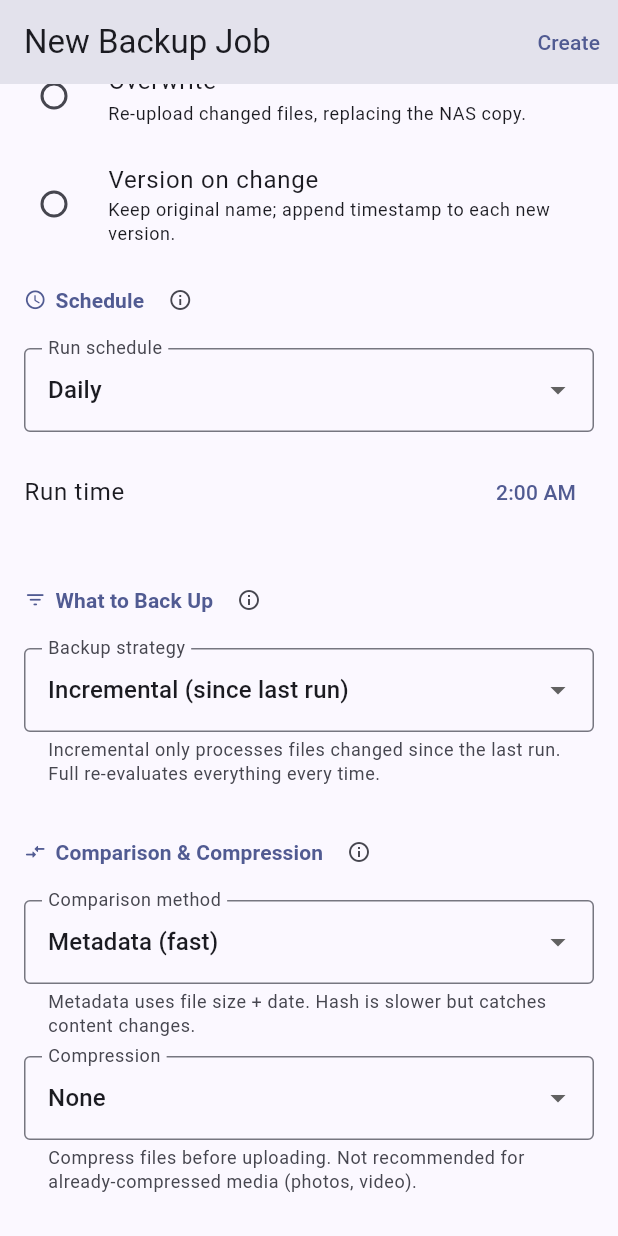
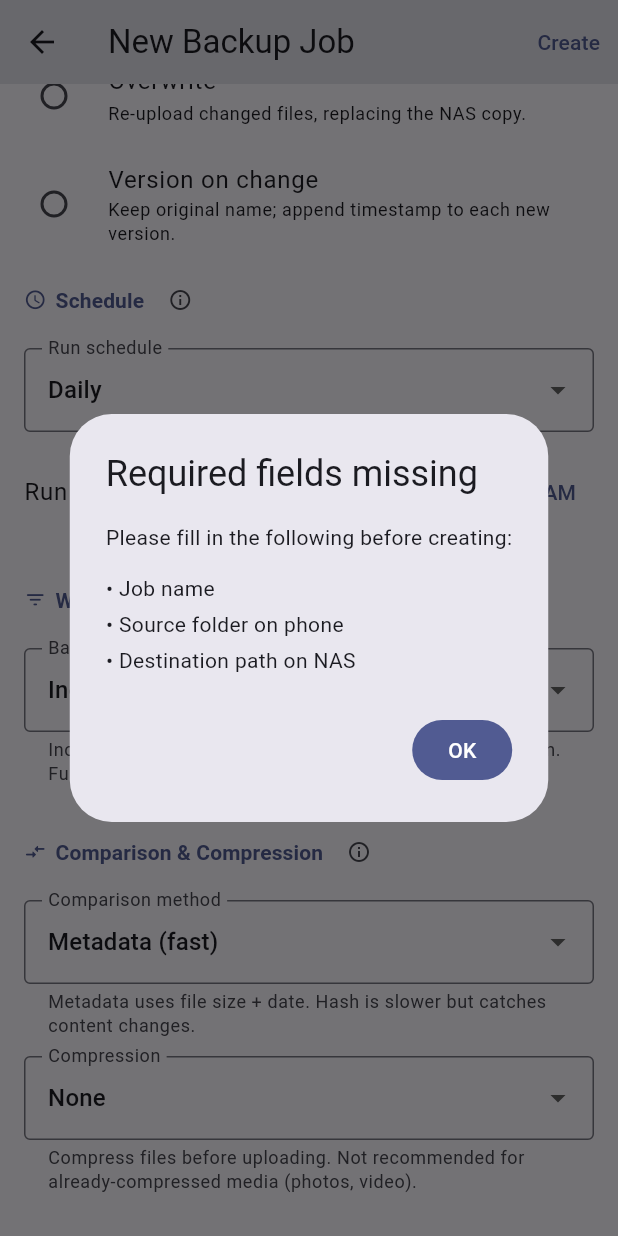
Before and after one commit to clipclapclop/backup_of_record, a Flutter app: the JobCreateScreen screen opened by its route, scrolled down 608 dp, after a tap on "Create", on a phone screen of 412 x 824 dp. Run offline on Flutter 3.47's test engine with Material 3 defaults, Android fonts, the phone set to English and light mode, and no system bars; our stand-ins replace drift, drift_flutter, file_picker, flutter_local_notifications, flutter_riverpod, flutter_secure_storage and 1 more; missing offline and left inert: workmanager; accounts and stored records are empty; generated files the repository leaves out were written again.

Commit message:
Fixed Job Creation Screen nav

```diff
--- a/lib/features/jobs/screens/job_create_screen.dart
+++ b/lib/features/jobs/screens/job_create_screen.dart
@@ -9,6 +9,8 @@ import '../../../core/database/app_database.dart';
 import '../../../core/providers/database_provider.dart';
 import '../../../core/providers/settings_provider.dart';
 import '../../../core/services/scheduling_service.dart';
+
+enum _BackAction { cancel, discard, create }
 
 class JobCreateScreen extends ConsumerStatefulWidget {
   const JobCreateScreen({super.key});
@@ -48,6 +50,11 @@ class _JobCreateScreenState extends ConsumerState<JobCreateScreen> {
   bool _useRetentionDays = false;
 
   bool _saving = false;
+
+  bool get _isDirty =>
+      _nameController.text.isNotEmpty ||
+      _sourceController.text.isNotEmpty ||
+      _destinationController.text.isNotEmpty;
 
   @override
   void initState() {
@@ -104,14 +111,92 @@ class _JobCreateScreenState extends ConsumerState<JobCreateScreen> {
         _ => '',
       };
 
+  Future<void> _handleBack() async {
+    if (!_isDirty) {
+      context.pop();
+      return;
+    }
+    final action = await showDialog<_BackAction>(
+      context: context,
+      builder: (ctx) => AlertDialog(
+        title: const Text('Discard new job?'),
+        content: const Text('You have unsaved changes. What would you like to do?'),
+        actions: [
+          TextButton(
+            onPressed: () => Navigator.pop(ctx, _BackAction.cancel),
+            child: const Text('Cancel'),
+          ),
+          TextButton(
+            onPressed: () => Navigator.pop(ctx, _BackAction.discard),
+            child: const Text('Discard'),
+          ),
+          FilledButton(
+            onPressed: () => Navigator.pop(ctx, _BackAction.create),
+            child: const Text('Create'),
+          ),
+        ],
+      ),
+    );
+    if (!mounted) return;
+    if (action == _BackAction.discard) {
+      context.pop();
+    } else if (action == _BackAction.create) {
+      await _save();
+    }
+    // _BackAction.cancel or null: do nothing
+  }
+
   Future<void> _save() async {
-    if (!_formKey.currentState!.validate()) return;
-
+    final missing = <String>[];
+    if (_nameController.text.trim().isEmpty) missing.add('Job name');
+    if (_sourceController.text.trim().isEmpty) {
+      missing.add(_jobType == JobType.folderBackup
+          ? 'Source folder on phone'
+          : 'Source file on phone');
+    }
+    if (_destinationController.text.trim().isEmpty) {
+      missing.add('Destination path on NAS');
+    }
     if (_jobType == JobType.livingFile &&
         !_useRetentionCount &&
         !_useRetentionDays) {
-      ScaffoldMessenger.of(context).showSnackBar(const SnackBar(
-          content: Text('Set at least one retention rule (count or days)')));
+      missing.add('At least one retention rule (count or days)');
+    }
+
+    // Trigger inline field errors
+    _formKey.currentState!.validate();
+
+    if (missing.isNotEmpty) {
+      await showDialog<void>(
+        context: context,
+        builder: (ctx) => AlertDialog(
+          title: const Text('Required fields missing'),
+          content: Column(
+            mainAxisSize: MainAxisSize.min,
+            crossAxisAlignment: CrossAxisAlignment.start,
+            children: [
+              const Text('Please fill in the following before creating:'),
+              const SizedBox(height: 12),
+              ...missing.map((f) => Padding(
+                    padding: const EdgeInsets.symmetric(vertical: 2),
+                    child: Row(
+                      crossAxisAlignment: CrossAxisAlignment.start,
+                      children: [
+                        const Text('• '),
+                        Expanded(child: Text(f)),
+                      ],
+                    ),
+                  )),
+            ],
+          ),
+          actions: [
+            FilledButton(
+              onPressed: () => Navigator.pop(ctx),
+              child: const Text('OK'),
+            ),
+          ],
+        ),
+      );
       return;
     }
 
@@ -147,7 +232,7 @@ class _JobCreateScreenState extends ConsumerState<JobCreateScreen> {
       final job = await db.jobsDao.getJob(id);
       if (job != null) await SchedulingService.scheduleJob(job);
 
-      if (mounted) context.go('/jobs/$id');
+      if (mounted) context.go('/');
     } finally {
       if (mounted) setState(() => _saving = false);
     }
@@ -165,9 +250,19 @@ class _JobCreateScreenState extends ConsumerState<JobCreateScreen> {
 
   @override
   Widget build(BuildContext context) {
-    return Scaffold(
+    return PopScope(
+      canPop: false,
+      onPopInvokedWithResult: (didPop, _) {
+        if (!didPop) _handleBack();
+      },
+      child: Scaffold(
       appBar: AppBar(
         title: const Text('New Backup Job'),
+        leading: IconButton(
+          icon: const Icon(Icons.arrow_back),
+          tooltip: 'Back',
+          onPressed: _handleBack,
+        ),
         actions: [
           if (_saving)
             const Padding(
@@ -545,7 +640,7 @@ class _JobCreateScreenState extends ConsumerState<JobCreateScreen> {
           ],
         ),
       ),
-    );
+    ));
   }
 
   Widget _sectionHeader(String title,
--- a/lib/features/jobs/screens/job_list_screen.dart
+++ b/lib/features/jobs/screens/job_list_screen.dart
@@ -85,7 +85,7 @@ class JobListScreen extends ConsumerWidget {
       floatingActionButton: Tooltip(
         message: 'Add backup job',
         child: FloatingActionButton(
-          onPressed: () => context.go('/jobs/new'),
+          onPressed: () => context.push('/jobs/new'),
           child: const Icon(Icons.add),
         ),
       ),
```
